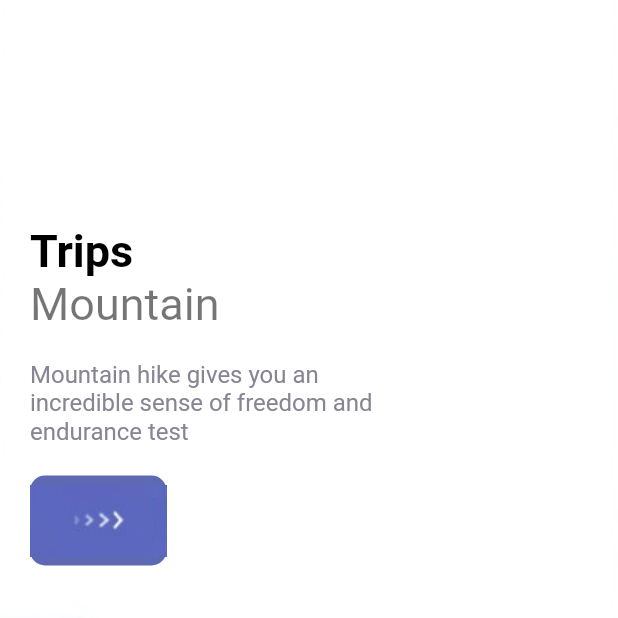
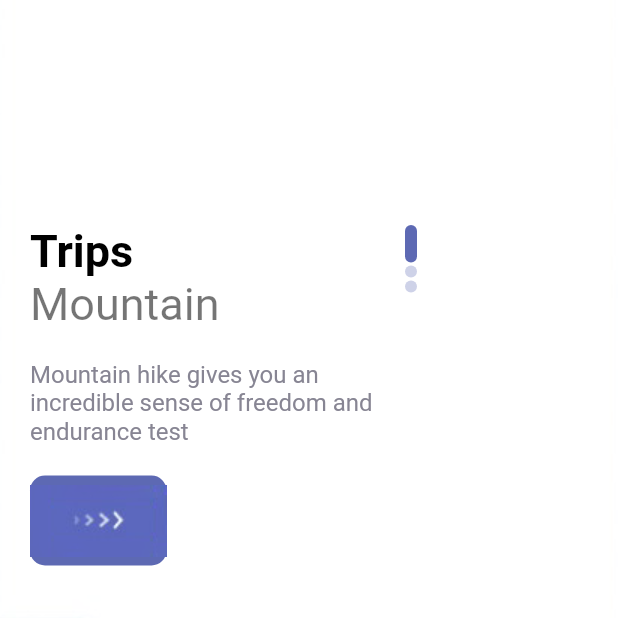
Before and after one commit to AkinAgbejoye/FLuterTravelAPp, a Flutter app: the screen it shows after launch, on a phone screen of 412 x 824 dp, the top half of it. Run offline on Flutter 3.47's test engine with Material 2 defaults, Android fonts, the phone set to English and light mode, and no system bars.

Commit message:
Slider dots added

```diff
--- a/lib/pages/welcome.dart
+++ b/lib/pages/welcome.dart
@@ -53,6 +53,20 @@ class _WelcomeState extends State<Welcome> {
                         ),
                         Btn()
                       ],
+                    ),
+                    Column(
+                      children: List.generate(3, (indexDots) {
+                        return Container(
+                          margin: const EdgeInsets.only(bottom: 2),
+                          width: 8,
+                          height: index == indexDots ? 25 : 8,
+                          decoration: BoxDecoration(
+                              borderRadius: BorderRadius.circular(8),
+                              color: index == indexDots
+                                  ? AppColors.mainColor
+                                  : AppColors.mainColor.withOpacity(0.3)),
+                        );
+                      }),
                     )
                   ],
                 ),
```
